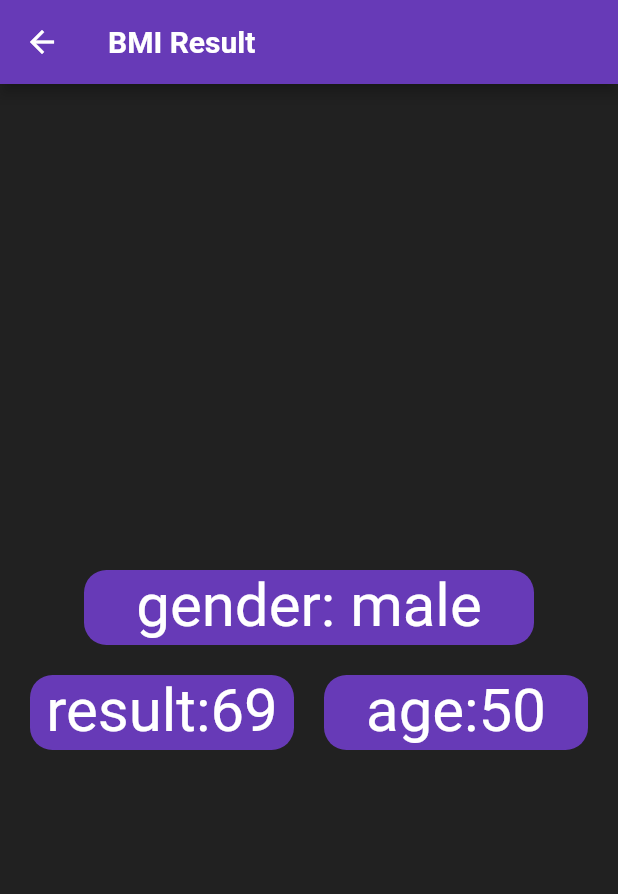
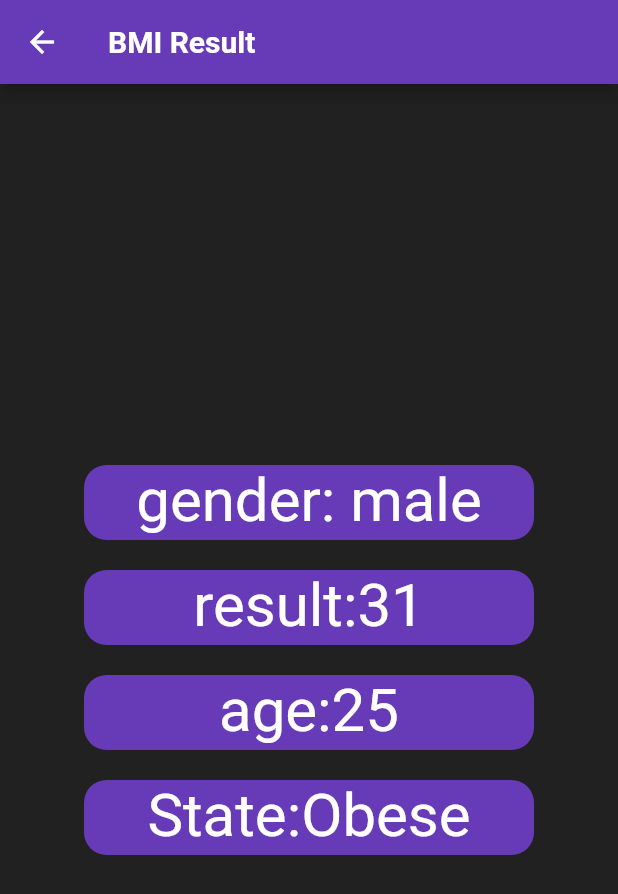
Before and after one commit to 1ahmeed/BMI_Calculator, a Flutter app: the screen it shows after launch, after a tap on "CALCULATE", on a phone screen of 412 x 824 dp. Shown: the top 894 px of the screen. Run offline on Flutter 3.47's test engine with Material 2 defaults, Android fonts, the phone set to English and light mode, and no system bars.

Commit message:
edit result

```diff
--- a/lib/bmi_calculator.dart
+++ b/lib/bmi_calculator.dart
@@ -13,9 +13,9 @@ class BmiCalculator extends StatefulWidget {
 
 class _BmiCalculatorState extends State<BmiCalculator> {
   bool  isMale=true;
-  double height=120;
-  int age=50;
-  double weight=100;
+  double height=160;
+  int age=25;
+  double weight=80;
   @override
   Widget build(BuildContext context) {
     return Scaffold(
@@ -44,7 +44,6 @@ class _BmiCalculatorState extends State<BmiCalculator> {
                           setState(() {
                             isMale=true;
                           });
-
                         },
                         child: Container(
                           decoration: BoxDecoration(
@@ -290,6 +289,16 @@ class _BmiCalculatorState extends State<BmiCalculator> {
                child: MaterialButton(
                  onPressed: (){
                    double result=weight/pow(height/100, 2);
+                   String? state;
+                   if(result < 18.5){
+                     state='under weight';
+                   }else if(18.5< result && result < 24.9 ){
+                     state='normal';
+                   }else if(25< result && result < 29.9){
+                     state='Overweight';
+                   }else if(result >30 ){
+                     state='Obese';
+                   }
                    if (kDebugMode) {
                      print(result.round());
                    }
@@ -299,6 +308,7 @@ class _BmiCalculatorState extends State<BmiCalculator> {
                             age: age,
                             isMail:isMale ,
                             result: result.round(),
+                            state: state!,
                           )),
                   );
                  },
--- a/lib/bmi_result.dart
+++ b/lib/bmi_result.dart
@@ -5,9 +5,10 @@ class BmiResult extends StatelessWidget {
  final int result;
 final bool isMail;
 final int age;
+final String state;
 
  const BmiResult({super.key,
-  required this.result, required this.isMail, required this.age,
+  required this.result, required this.isMail, required this.age,required this.state
 });
   @override
   Widget build(BuildContext context) {
@@ -17,9 +18,7 @@ final int age;
           icon:const Icon(Icons.arrow_back),
           onPressed: (){
             Navigator.pop(context);
-
           },
-
         ),
         backgroundColor: Colors.deepPurple,
         title: const Text("BMI Result",
@@ -33,10 +32,9 @@ final int age;
         color: Colors.black87,
         child: Column(
           mainAxisAlignment: MainAxisAlignment.center,
+          mainAxisSize: MainAxisSize.max,
           children: [
-            Row(
-              mainAxisAlignment: MainAxisAlignment.center,
-              children: [
+            SizedBox(width: double.infinity,),
             Container(
               decoration: BoxDecoration(
                 borderRadius: BorderRadius.circular(15),
@@ -51,24 +49,14 @@ final int age;
                 ),
                 textAlign: TextAlign.center,
               ),
-
-
-
-                ),
-              ],
             ),
             const SizedBox(height: 20,),
-            Padding(
-              padding: const EdgeInsets.symmetric(horizontal: 20.0),
-              child: Row(
-                children: [
-                  Expanded(
-                    child: Container(
+            Container(
               decoration: BoxDecoration(
                 color: Colors.deepPurple,
                 borderRadius: BorderRadius.circular(15),
               ),
-                    width: 200,
+              width: 300,
               height: 50,
 
               child: Text("result:$result", style:
@@ -79,15 +67,13 @@ final int age;
                 textAlign: TextAlign.center,),
 
             ),
-                  ),
-                  const SizedBox(width: 20,),
-                  Expanded(
-                    child: Container(
+            const SizedBox(height: 20,),
+            Container(
               decoration: BoxDecoration(
                 color: Colors.deepPurple,
                 borderRadius: BorderRadius.circular(15),
               ),
-                      width: 200,
+              width: 300,
               height: 50,
 
               child: Text("age:$age", style: const TextStyle(
@@ -96,40 +82,26 @@ final int age;
               ),
                 textAlign: TextAlign.center,),
             ),
+            const SizedBox(height: 20,),
+            Container(
+              decoration: BoxDecoration(
+                color: Colors.deepPurple,
+                borderRadius: BorderRadius.circular(15),
+              ),
+              width: 300,
+              height: 50,
+
+              child: Text("State:$state", style: const TextStyle(
+                fontSize: 40,
+                color: Colors.white,
+              ),
+                textAlign: TextAlign.center,),
             ),
 
 
 
 
-                ],
 
-              ),
-            ),
-
-
-
-//Column(
-//                     mainAxisAlignment: MainAxisAlignment.center,
-//                     children: [
-//                       Text("gender:${isMail? 'male':'female'}",
-//                       style: TextStyle(
-//                         color: Colors.white,
-//                         fontSize: 40,
-//                         fontWeight: FontWeight.bold,
-//                       ),),
-//                       Text("result:$result", style: TextStyle(
-//                           fontSize: 40,
-//                         fontWeight: FontWeight.bold,
-//                         color: Colors.white,
-//                       ),),
-//                       Text("age:$age", style: TextStyle(
-//                           fontSize: 40,
-//                         fontWeight: FontWeight.bold,
-//                         color: Colors.white,
-//                       ),),
-//
-//                     ],
-//                   ),
           ],
         ),
       ),
```
Lines whose indentation alone changed are shown as unchanged.
